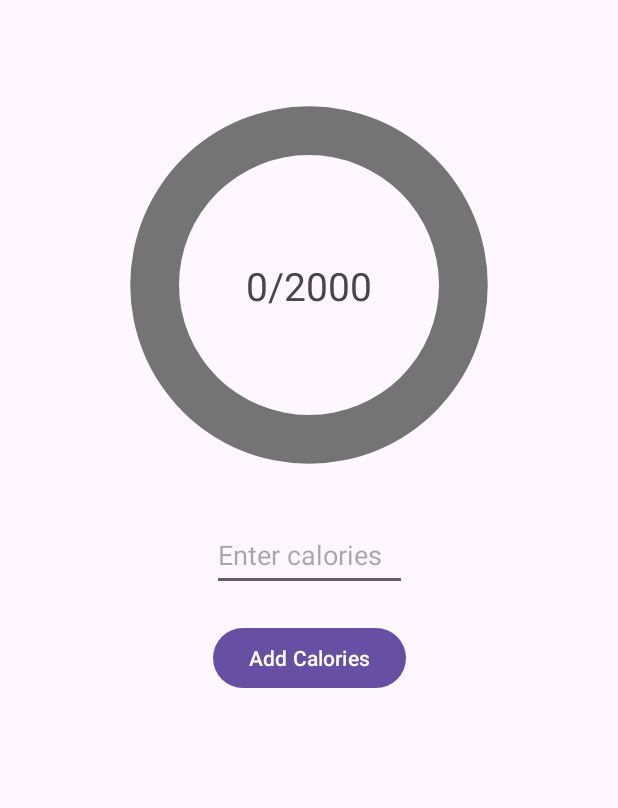
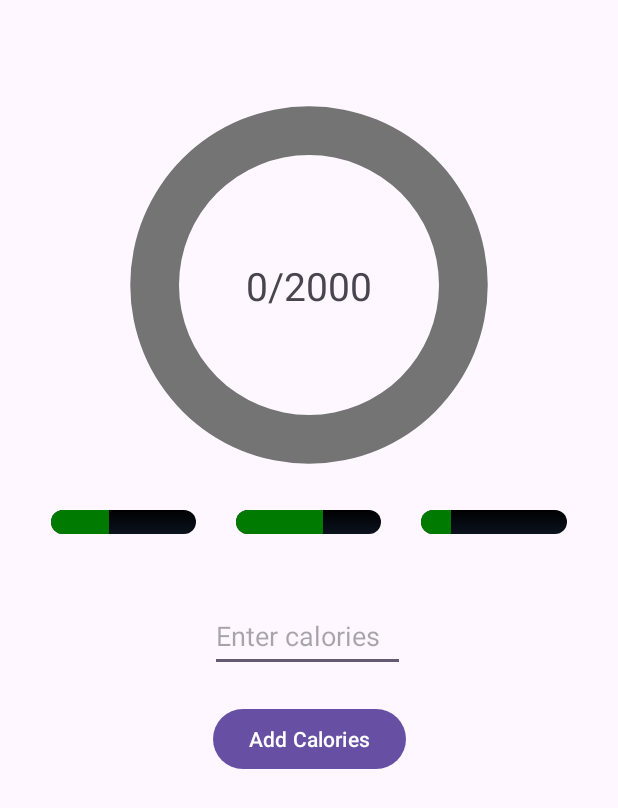
Before and after one commit to Drakon4ik-Coder/FitnessApp, an Android app: the screen it shows after launch (CaloriesActivity), on a phone screen of 412 x 824 dp. Shown: the top 808 px of the screen. Run offline under Robolectric (Android 15) with nearby library versions, the phone set to English and light mode, and no system bars; our stand-ins replace sdp/ssp sizes.

Commit message:
Added bars for protein, carbs and fats

```diff
--- /dev/null
+++ b/app/src/main/res/drawable/linear_progress_drawable.xml
@@ -0,0 +1,34 @@
+<layer-list xmlns:android="http://schemas.android.com/apk/res/android">
+
+    <!-- Define the background properties like color etc -->
+    <item android:id="@android:id/background">
+        <shape
+            android:shape="rectangle">
+            <gradient
+                android:startColor="#000001"
+                android:centerColor="#0b131e"
+                android:centerY="1.0"
+                android:endColor="#0d1522"
+                android:angle="270"
+                />
+            <corners android:radius="@dimen/_40sdp"/>
+        </shape>
+    </item>
+
+    <!-- Define the progress properties like start color, end color etc -->
+    <item android:id="@android:id/progress">
+        <clip>
+            <shape
+                android:shape="rectangle">
+                <gradient
+                    android:startColor="#007A00"
+                    android:centerColor="#007A00"
+                    android:centerY="1.0"
+                    android:endColor="#06101d"
+                    android:angle="270"
+                    />
+                <corners android:radius="@dimen/_40sdp"/>
+            </shape>
+        </clip>
+    </item>
+</layer-list>
--- a/app/src/main/res/layout/activity_calories.xml
+++ b/app/src/main/res/layout/activity_calories.xml
@@ -51,9 +51,64 @@
 
     </androidx.constraintlayout.widget.ConstraintLayout>
 
-    <!-- Input text for calories -->
+    <LinearLayout
+        android:id="@+id/linearLayout"
+        android:layout_width="match_parent"
+        android:layout_height="wrap_content"
+        android:layout_marginTop="20dp"
+        android:orientation="horizontal"
+        app:layout_constraintTop_toBottomOf="@+id/constraintLayout"
+        tools:layout_editor_absoluteX="-5dp">
 
-    <!-- Button to add calories -->
+        <LinearLayout
+            android:layout_width="wrap_content"
+            android:layout_height="match_parent"
+            android:orientation="vertical"
+            android:layout_weight="1"
+            android:layout_marginHorizontal="@dimen/_10sdp">
+
+            <ProgressBar
+                android:id="@+id/progressBar"
+                style="?android:attr/progressBarStyleHorizontal"
+                android:layout_width="match_parent"
+                android:layout_height="wrap_content"
+                android:progress="40"
+                android:progressDrawable="@drawable/linear_progress_drawable" />
+        </LinearLayout>
+
+        <LinearLayout
+            android:layout_width="wrap_content"
+            android:layout_height="match_parent"
+            android:orientation="vertical"
+            android:layout_weight="1"
+            android:layout_marginHorizontal="@dimen/_10sdp">
+
+            <ProgressBar
+                android:id="@+id/progressBar2"
+                style="?android:attr/progressBarStyleHorizontal"
+                android:layout_width="match_parent"
+                android:layout_height="wrap_content"
+                android:progress="60"
+                android:progressDrawable="@drawable/linear_progress_drawable" />
+        </LinearLayout>
+
+        <LinearLayout
+            android:layout_width="wrap_content"
+            android:layout_height="match_parent"
+            android:orientation="vertical"
+            android:layout_weight="1"
+            android:layout_marginHorizontal="@dimen/_10sdp">
+
+            <ProgressBar
+                android:id="@+id/progressBar3"
+                style="?android:attr/progressBarStyleHorizontal"
+                android:layout_width="match_parent"
+                android:layout_height="wrap_content"
+                android:progress="20"
+                android:progressDrawable="@drawable/linear_progress_drawable" />
+        </LinearLayout>
+    </LinearLayout>
+
     <Button
         android:id="@+id/buttonAddCalories"
         android:layout_width="wrap_content"
@@ -68,12 +123,12 @@
         android:id="@+id/editTextCalories"
         android:layout_width="@dimen/_100sdp"
         android:layout_height="@dimen/_37sdp"
-        android:layout_marginTop="@dimen/_20sdp"
+        android:layout_marginTop="44dp"
         android:hint="Enter calories"
         android:inputType="number"
         app:layout_constraintEnd_toEndOf="parent"
-        app:layout_constraintHorizontal_bias="0.5"
+        app:layout_constraintHorizontal_bias="0.497"
         app:layout_constraintStart_toStartOf="parent"
-        app:layout_constraintTop_toBottomOf="@+id/constraintLayout" />
+        app:layout_constraintTop_toBottomOf="@+id/linearLayout" />
 
 </androidx.constraintlayout.widget.ConstraintLayout>
```
